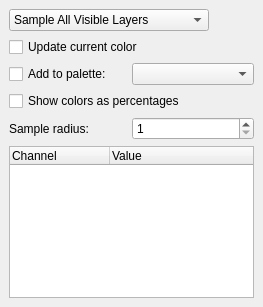
This is krita/plugins/tools/defaulttools/wdgcolorpicker.ui in KDE/krita as Qt 5 draws it before an edit. The edited form follows.
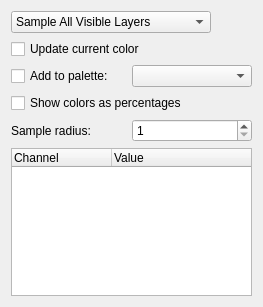
This is the edited form. Custom widgets are drawn as their Qt base class.

Commit message:
Remove any hardcoding of spaces to 6 and margins to 9/11 in Krita's UI

thanks boud for review

What changed in the file:
```diff
--- a/krita/plugins/tools/defaulttools/wdgcolorpicker.ui
+++ b/krita/plugins/tools/defaulttools/wdgcolorpicker.ui
@@ -14,12 +14,6 @@
    <string>Color Picker</string>
   </property>
   <layout class="QGridLayout">
-   <property name="margin">
-    <number>9</number>
-   </property>
-   <property name="spacing">
-    <number>6</number>
-   </property>
    <item row="5" column="0">
     <widget class="QTreeWidget" name="listViewChannels">
      <property name="columnCount">
@@ -132,7 +126,6 @@
    </item>
   </layout>
  </widget>
- <layoutdefault spacing="6" margin="11"/>
  <customwidgets>
   <customwidget>
    <class>SqueezedComboBox</class>
```
The commit also changes 62 other files.
